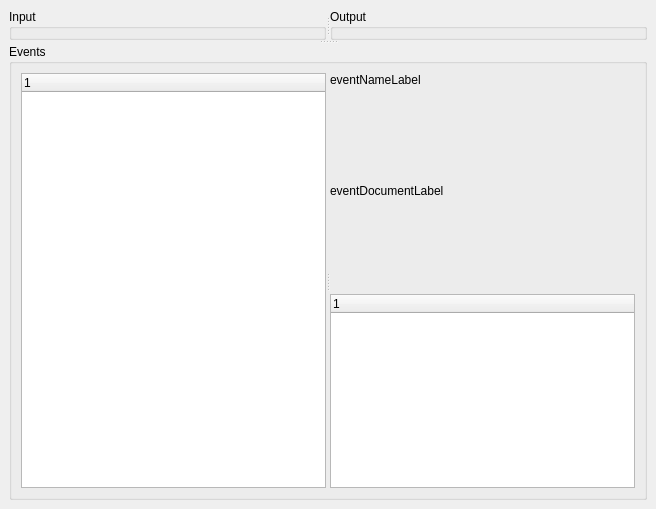
xushengj/PrepPipe, file src/gui/TransformPassView/TransformPassViewWidget.ui: the form before one commit.
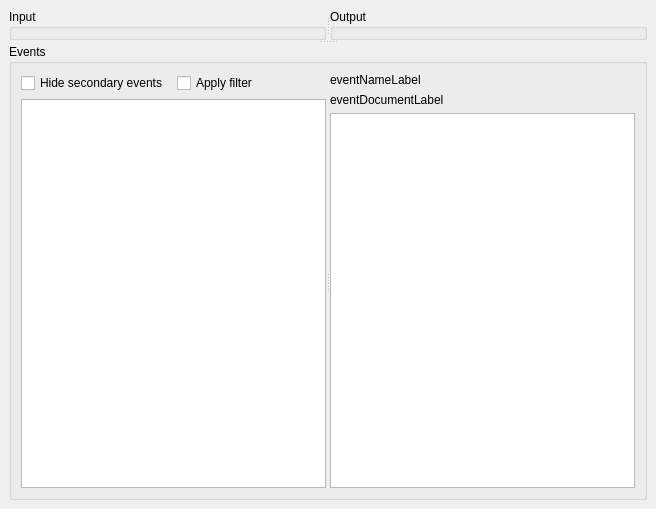
The form after the commit. The open tabs and pages were chosen to show the change.

Commit message: Added basic event viewing and navigating in TransformPassViewWidget

```diff
--- a/src/gui/TransformPassView/TransformPassViewWidget.ui
+++ b/src/gui/TransformPassView/TransformPassViewWidget.ui
@@ -74,12 +74,34 @@
              <property name="orientation">
               <enum>Qt::Horizontal</enum>
              </property>
-             <widget class="QTreeWidget" name="eventTreeWidget">
-              <column>
-               <property name="text">
-                <string notr="true">1</string>
-               </property>
-              </column>
+             <widget class="QWidget" name="verticalLayoutWidget_2">
+              <layout class="QVBoxLayout" name="eventListingLayout">
+               <item>
+                <layout class="QHBoxLayout" name="horizontalLayout">
+                 <item>
+                  <widget class="QCheckBox" name="topEventFilterCheckBox">
+                   <property name="text">
+                    <string>Hide secondary events</string>
+                   </property>
+                  </widget>
+                 </item>
+                 <item>
+                  <widget class="QCheckBox" name="customFilterCheckBox">
+                   <property name="text">
+                    <string>Apply filter</string>
+                   </property>
+                  </widget>
+                 </item>
+                </layout>
+               </item>
+               <item>
+                <widget class="QListView" name="eventListView">
+                 <property name="defaultDropAction">
+                  <enum>Qt::IgnoreAction</enum>
+                 </property>
+                </widget>
+               </item>
+              </layout>
              </widget>
              <widget class="QWidget" name="verticalLayoutWidget">
               <layout class="QVBoxLayout" name="verticalLayout_3">
@@ -98,6 +120,12 @@
                </item>
                <item>
                 <widget class="QLabel" name="eventDocumentLabel">
+                 <property name="sizePolicy">
+                  <sizepolicy hsizetype="Expanding" vsizetype="Preferred">
+                   <horstretch>0</horstretch>
+                   <verstretch>0</verstretch>
+                  </sizepolicy>
+                 </property>
                  <property name="text">
                   <string notr="true">eventDocumentLabel</string>
                  </property>
@@ -106,11 +134,14 @@
                <item>
                 <widget class="QTreeWidget" name="eventClickableTreeWidget">
                  <property name="sizePolicy">
-                  <sizepolicy hsizetype="Expanding" vsizetype="Preferred">
+                  <sizepolicy hsizetype="Expanding" vsizetype="Expanding">
                    <horstretch>0</horstretch>
                    <verstretch>0</verstretch>
                   </sizepolicy>
                  </property>
+                 <attribute name="headerVisible">
+                  <bool>false</bool>
+                 </attribute>
                  <column>
                   <property name="text">
                    <string notr="true">1</string>
```
Left out of the diff: 7 changed lines with no effect on the pictures. The commit also changes 7 other files.
